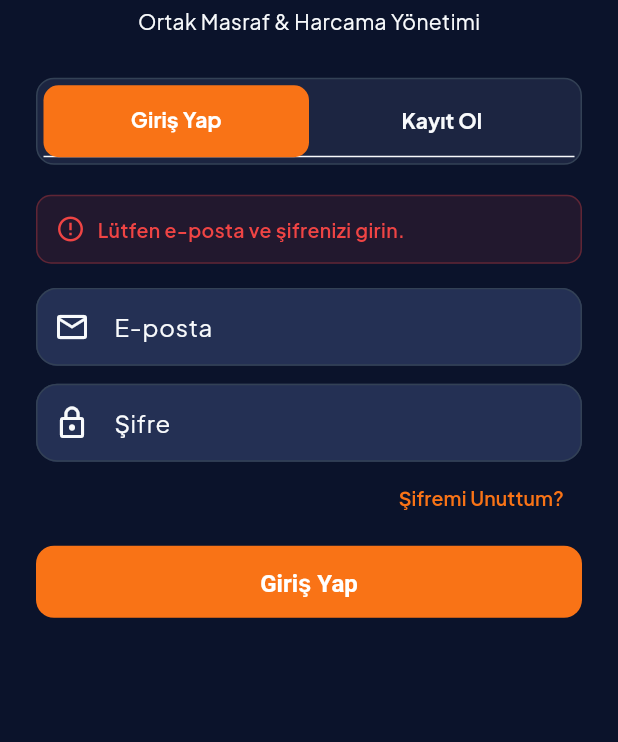
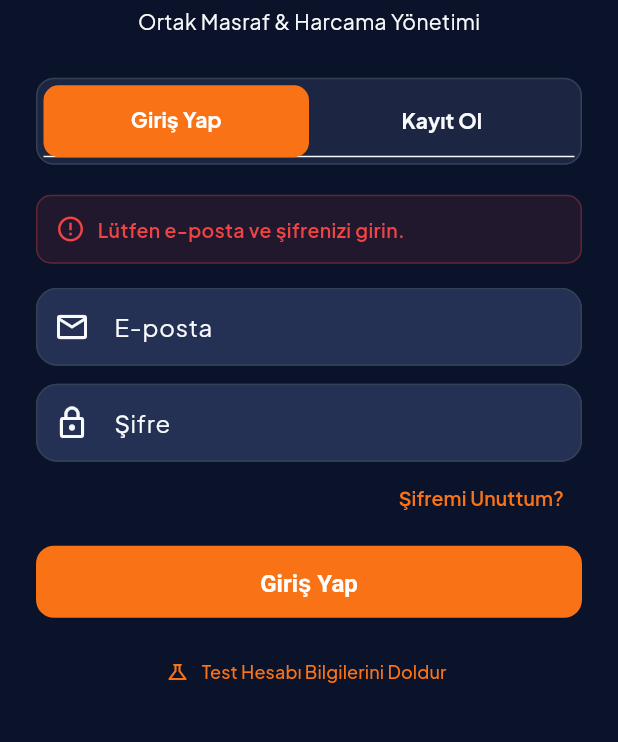
Before and after one commit to emrecanardcc/evdas, a Flutter app: the screen it shows after launch, after a tap on "Giriş Yap", on a phone screen of 412 x 824 dp, the part 256-998 px from its top. Run offline on Flutter 3.47's test engine with Material 3 defaults, Android fonts, the phone set to English and light mode, and no system bars; our stand-ins replace flutter_riverpod, google_fonts, share_plus, shared_preferences, supabase_flutter; accounts and stored records are empty.

Commit message:
feat(evolution): cycle 7 - test account engine, reviewer compliance, and mandatory git push protocol

```diff
--- a/lib/presentation/screens/auth_screen.dart
+++ b/lib/presentation/screens/auth_screen.dart
@@ -1,19 +1,23 @@
 import 'package:flutter/material.dart';
+import 'package:flutter_riverpod/flutter_riverpod.dart';
 import '../../core/constants/app_colors.dart';
 import '../../core/constants/legal_texts.dart';
 import '../../core/services/supabase_service.dart';
+import '../../data/models/expense.dart';
+import '../../data/models/partnership.dart';
+import '../providers/app_providers.dart';
 import '../widgets/legal_document_modal.dart';
 import '../widgets/pattern_background.dart';
 import 'home_screen.dart';
 
-class AuthScreen extends StatefulWidget {
+class AuthScreen extends ConsumerStatefulWidget {
   const AuthScreen({super.key});
 
   @override
-  State<AuthScreen> createState() => _AuthScreenState();
+  ConsumerState<AuthScreen> createState() => _AuthScreenState();
 }
 
-class _AuthScreenState extends State<AuthScreen>
+class _AuthScreenState extends ConsumerState<AuthScreen>
     with SingleTickerProviderStateMixin {
   late TabController _tabController;
 
@@ -64,6 +68,57 @@ class _AuthScreenState extends State<AuthScreen>
     });
 
     try {
+      // Test Hesabı (Geliştirici / Apple App Store / Google Play Denetçi Girişi)
+      if (email.toLowerCase() == 'test@evdas.app' && password == 'Evdas2026!') {
+        final repo = ref.read(expenseRepositoryProvider);
+        var house = repo.getActiveHousehold();
+        if (house == null) {
+          house = await repo.createPartnership(
+            name: 'Kadıköy Evi (Test)',
+            type: PartnershipType.home,
+            creatorName: 'Ahmet (Test)',
+          );
+          await repo.addMemberToHousehold('Mehmet Yılmaz');
+          await repo.addMemberToHousehold('Ayşe Demir');
+
+          // Canlı test için örnek harcama verileri ekle
+          await repo.addExpense(
+            Expense(
+              id: 'exp-demo-1',
+              householdId: house.id,
+              title: 'Haftalık Süpermarket Alışverişi',
+              amount: 1450.50,
+              type: ExpenseType.joint,
+              category: ExpenseCategory.market,
+              paidByMemberId: house.members.first.id,
+              expenseDate: DateTime.now().subtract(const Duration(days: 1)),
+            ),
+          );
+          await repo.addExpense(
+            Expense(
+              id: 'exp-demo-2',
+              householdId: house.id,
+              title: 'İnternet Faturası',
+              amount: 380.00,
+              type: ExpenseType.joint,
+              category: ExpenseCategory.fatura,
+              paidByMemberId: house.members.first.id,
+              expenseDate: DateTime.now().subtract(const Duration(days: 3)),
+            ),
+          );
+        }
+
+        ref.read(householdProvider.notifier).refresh();
+        ref.read(expensesProvider.notifier).refresh();
+
+        if (mounted) {
+          Navigator.of(context).pushReplacement(
+            MaterialPageRoute(builder: (_) => const HomeScreen()),
+          );
+        }
+        return;
+      }
+
       await SupabaseService.signIn(email: email, password: password);
       if (mounted) {
         Navigator.of(context).pushReplacement(
@@ -533,6 +588,18 @@ class _AuthScreenState extends State<AuthScreen>
                   )
                 : const Text('Giriş Yap'),
           ),
+          const SizedBox(height: 12),
+          TextButton.icon(
+            onPressed: () {
+              _loginEmailController.text = 'test@evdas.app';
+              _loginPasswordController.text = 'Evdas2026!';
+            },
+            icon: const Icon(Icons.science_outlined, size: 16),
+            label: const Text(
+              'Test Hesabı Bilgilerini Doldur',
+              style: TextStyle(fontSize: 12),
+            ),
+          ),
         ],
       ),
     );
```
Also changed, not shown: 2 other files.
